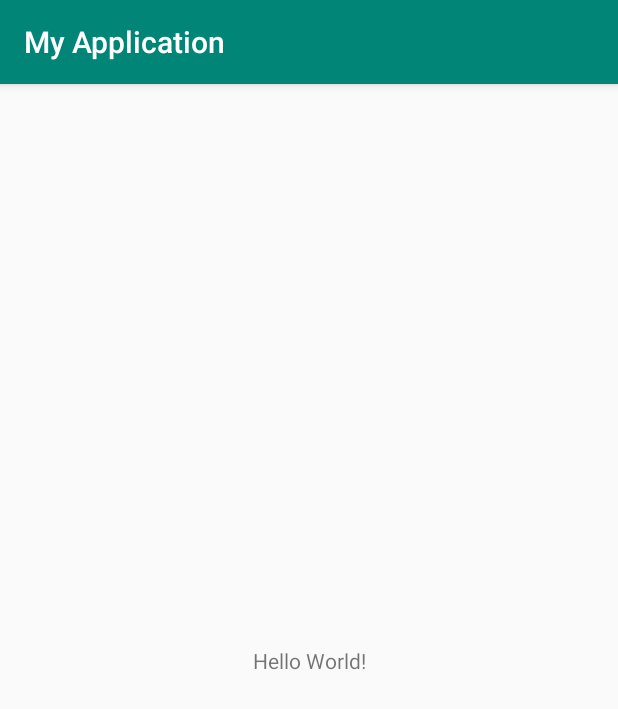
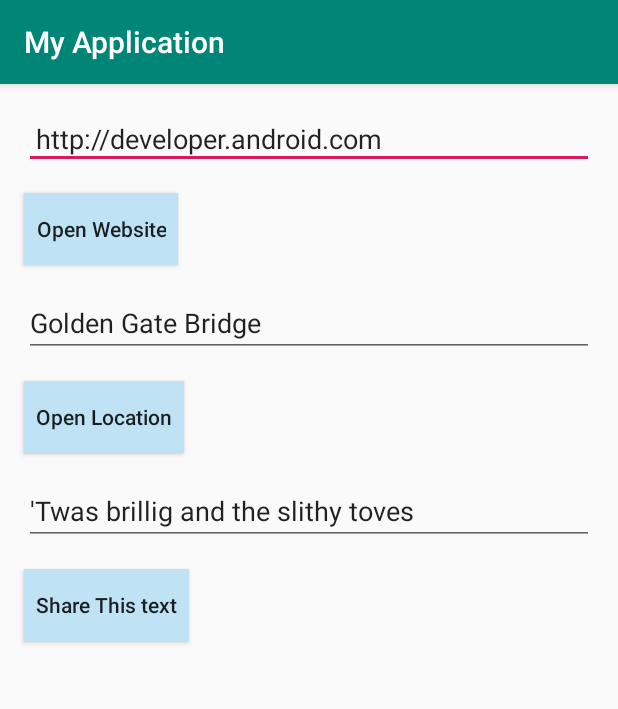
Before and after one commit to BraveDroid/Android-Fundamentals-codelabs, an Android app: the screen it shows after launch (MainActivity), on a phone screen of 412 x 824 dp. Shown: the top 709 px of the screen. Run offline under Robolectric (Android 15) with nearby library versions, the phone set to English and light mode, and no system bars.

Commit message:
[learning] implement buttons

```diff
--- a/Unit 1/Lesson 2/Activities and intents Coding challenge3/implicit intent/app/src/main/res/layout/activity_main.xml
+++ b/Unit 1/Lesson 2/Activities and intents Coding challenge3/implicit intent/app/src/main/res/layout/activity_main.xml
@@ -1,18 +1,75 @@
 <?xml version="1.0" encoding="utf-8"?>
 <android.support.constraint.ConstraintLayout xmlns:android="http://schemas.android.com/apk/res/android"
-    xmlns:app="http://schemas.android.com/apk/res-auto"
     xmlns:tools="http://schemas.android.com/tools"
     android:layout_width="match_parent"
     android:layout_height="match_parent"
     tools:context=".MainActivity">
 
-    <TextView
-        android:layout_width="wrap_content"
-        android:layout_height="wrap_content"
-        android:text="Hello World!"
-        app:layout_constraintBottom_toBottomOf="parent"
-        app:layout_constraintLeft_toLeftOf="parent"
-        app:layout_constraintRight_toRightOf="parent"
-        app:layout_constraintTop_toTopOf="parent" />
+    <LinearLayout
+        android:layout_width="match_parent"
+        android:layout_height="match_parent"
+        android:orientation="vertical"
+        android:padding="8dp">
+
+        <EditText
+            android:id="@+id/website_edittext"
+            android:layout_width="match_parent"
+            android:layout_height="wrap_content"
+            android:layout_margin="8dp"
+            android:padding="8dp"
+            android:text="@string/edittext_uri" />
+
+        <Button
+            android:id="@+id/open_website_button"
+            android:layout_width="wrap_content"
+            android:layout_height="wrap_content"
+            android:layout_margin="8dp"
+            android:layout_marginBottom="16dp"
+            android:background="#BFE2F5"
+            android:onClick="openWebsite"
+            android:padding="8dp"
+            android:text="@string/button_uri"
+            android:textAllCaps="false" />
+
+        <EditText
+            android:id="@+id/location_edittext"
+            android:layout_width="match_parent"
+            android:layout_height="wrap_content"
+            android:layout_margin="8dp"
+            android:text="@string/edittext_loc" />
+
+        <Button
+            android:id="@+id/open_location_button"
+            android:layout_width="wrap_content"
+            android:layout_height="wrap_content"
+            android:layout_margin="8dp"
+            android:layout_marginTop="10dp"
+            android:layout_marginBottom="16dp"
+            android:background="#BFE2F5"
+            android:onClick="openLocation"
+            android:padding="8dp"
+            android:text="@string/button_loc"
+            android:textAllCaps="false" />
+
+        <EditText
+            android:id="@+id/share_edittext"
+            android:layout_width="match_parent"
+            android:layout_height="wrap_content"
+            android:layout_margin="8dp"
+            android:text="@string/edittext_share" />
+
+        <Button
+            android:id="@+id/share_text_button"
+            android:layout_width="wrap_content"
+            android:layout_height="wrap_content"
+            android:layout_margin="8dp"
+            android:layout_marginTop="10dp"
+            android:layout_marginBottom="24dp"
+            android:background="#BFE2F5"
+            android:onClick="shareText"
+            android:padding="8dp"
+            android:text="@string/button_share"
+            android:textAllCaps="false" />
+    </LinearLayout>
 
 </android.support.constraint.ConstraintLayout>
--- a/Unit 1/Lesson 2/Activities and intents Coding challenge3/implicit intent/app/src/main/res/values/strings.xml
+++ b/Unit 1/Lesson 2/Activities and intents Coding challenge3/implicit intent/app/src/main/res/values/strings.xml
@@ -1,3 +1,10 @@
 <resources>
     <string name="app_name">My Application</string>
+    <string name="edittext_uri">http://developer.android.com</string>
+    <string name="button_uri">Open Website</string>
+    <string name="edittext_loc">Golden Gate Bridge</string>
+    <string name="button_loc">Open Location</string>
+    <string name="edittext_share">\'Twas brillig and the slithy toves</string>
+    <string name="button_share">Share This text</string>
+    <string name="share_text_with">Share this text with:</string>
 </resources>
```
Also changed, not shown: Unit 1/Lesson 2/Activities and intents Coding challenge3/implicit intent/app/src/main/java/com/bravedroid/myapplication/MainActivity.java (+48 -1 lines).
